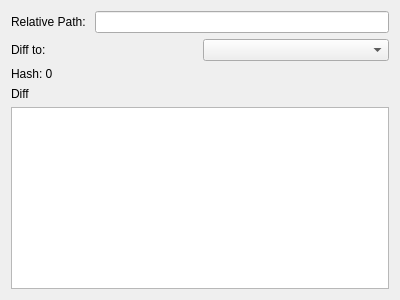
Before: the Qt Designer form src/ra/gitinfowidget.ui in robotics-erlangen/framework, drawn with Qt 5.
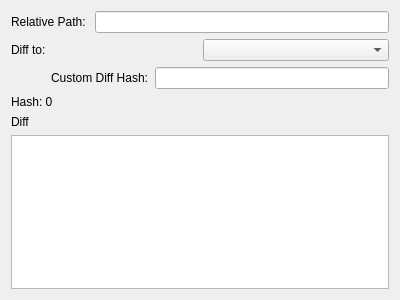
After: the same form once the commit is applied.

What changed in the file:
```diff
--- a/src/ra/gitinfowidget.ui
+++ b/src/ra/gitinfowidget.ui
@@ -42,6 +42,36 @@
      </item>
     </layout>
    </item>
+   <item>
+    <layout class="QHBoxLayout" name="customDiffHashLayout">
+     <item>
+      <spacer name="horizontalSpacer">
+       <property name="orientation">
+        <enum>Qt::Horizontal</enum>
+       </property>
+       <property name="sizeType">
+        <enum>QSizePolicy::Minimum</enum>
+       </property>
+       <property name="sizeHint" stdset="0">
+        <size>
+         <width>40</width>
+         <height>20</height>
+        </size>
+       </property>
+      </spacer>
+     </item>
+     <item>
+      <widget class="QLabel" name="customDiffHashLabel">
+       <property name="text">
+        <string>Custom Diff Hash:</string>
+       </property>
+      </widget>
+     </item>
+     <item>
+      <widget class="QLineEdit" name="customDiffHashEdit"/>
+     </item>
+    </layout>
+   </item>
    <item>
     <widget class="QLabel" name="hashLabel">
      <property name="text">
```
